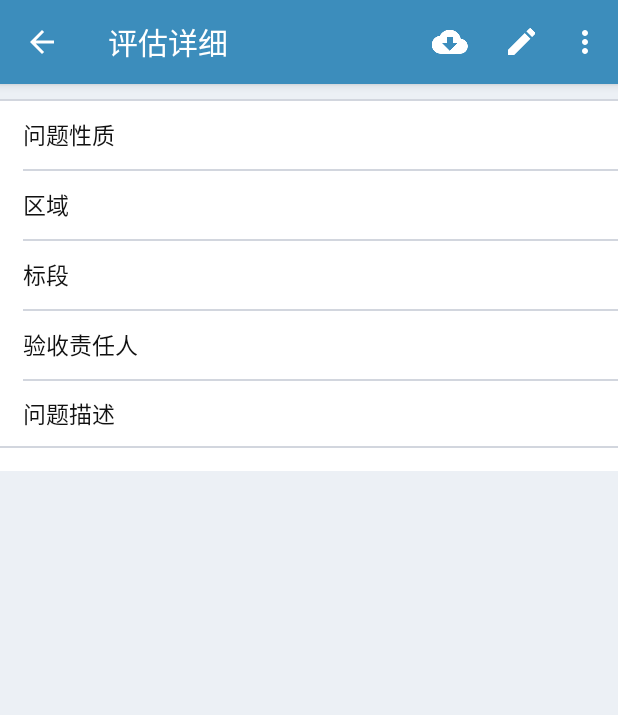
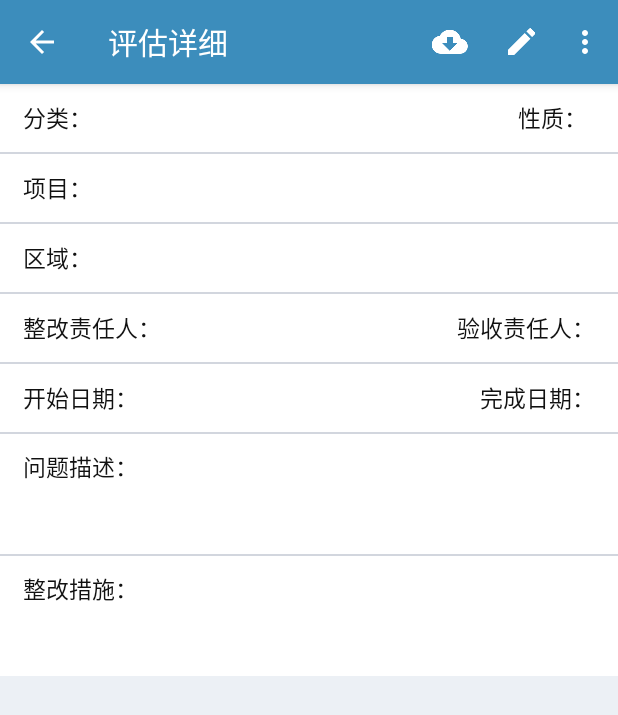
Before and after one commit to ReymondWang/redstart-android, an Android app: the EstimateItemDetailActivity screen opened directly, with no data from a screen before it, on a phone screen of 412 x 824 dp. Shown: the top 715 px of the screen. Run offline under Robolectric (Android 15) with nearby library versions, the phone set to English and light mode, and no system bars; our stand-ins replace ButterKnife, CircleImageView; network calls fail.

Commit message:
第三方评估明细接口调整完成

```diff
--- a/app/src/main/res/layout/activity_estimate_item_detail.xml
+++ b/app/src/main/res/layout/activity_estimate_item_detail.xml
@@ -14,10 +14,54 @@
         <LinearLayout
             android:layout_width="match_parent"
             android:layout_height="wrap_content"
-            android:layout_marginTop="@dimen/common_spacing_big"
             android:layout_marginBottom="@dimen/common_spacing_big"
             android:background="@color/colorWhite"
             android:orientation="vertical">
+
+            <LinearLayout
+                android:layout_width="match_parent"
+                android:layout_height="@dimen/ui_table_row_height"
+                android:gravity="center_vertical"
+                android:paddingLeft="@dimen/common_spacing_xbig"
+                android:paddingRight="@dimen/common_spacing_xbig"
+                android:orientation="horizontal">
+
+                <TextView
+                    android:layout_width="wrap_content"
+                    android:layout_height="wrap_content"
+                    android:textSize="@dimen/common_font_middle"
+                    android:textColor="@color/colorBlack"
+                    android:text="@string/estimate_item_category"/>
+
+                <TextView
+                    android:id="@+id/txtCategory"
+                    android:layout_width="0dip"
+                    android:layout_height="wrap_content"
+                    android:layout_weight="1.0"
+                    android:layout_marginLeft="@dimen/common_spacing_middle"
+                    android:layout_marginStart="@dimen/common_spacing_middle"
+                    android:textSize="@dimen/common_font_middle"
+                    android:textColor="@color/colorPrimary"/>
+
+                <TextView
+                    android:layout_width="0dip"
+                    android:layout_height="wrap_content"
+                    android:layout_weight="1.0"
+                    android:gravity="end"
+                    android:textSize="@dimen/common_font_middle"
+                    android:textColor="@color/colorBlack"
+                    android:text="@string/estimate_item_character"/>
+
+                <TextView
+                    android:id="@+id/txtCharacter"
+                    android:layout_width="wrap_content"
+                    android:layout_height="wrap_content"
+                    android:layout_marginLeft="@dimen/common_spacing_middle"
+                    android:layout_marginStart="@dimen/common_spacing_middle"
+                    android:textSize="@dimen/common_font_middle"
+                    android:textColor="@color/colorDanger"/>
+
+            </LinearLayout>
 
             <LinearLayout
                 android:layout_width="match_parent"
@@ -33,18 +77,17 @@
                 android:orientation="horizontal">
 
                 <TextView
+                    android:layout_width="wrap_content"
+                    android:layout_height="wrap_content"
+                    android:textSize="@dimen/common_font_middle"
+                    android:textColor="@color/colorBlack"
+                    android:text="@string/estimate_item_project"/>
+
+                <TextView
+                    android:id="@+id/txtProject"
                     android:layout_width="0dip"
                     android:layout_height="wrap_content"
                     android:layout_weight="1.0"
-                    android:textSize="@dimen/common_font_middle"
-                    android:textColor="@color/colorBlack"
-                    android:text="@string/estimate_item_category"/>
-
-                <TextView
-                    android:id="@+id/txtCategory"
-                    android:layout_width="0dip"
-                    android:layout_height="wrap_content"
-                    android:layout_weight="2.5"
                     android:textSize="@dimen/common_font_middle"/>
 
             </LinearLayout>
@@ -52,8 +95,6 @@
             <LinearLayout
                 android:layout_width="match_parent"
                 android:layout_height="@dimen/common_spacing_xsmall"
-                android:layout_marginStart="@dimen/common_spacing_xbig"
-                android:layout_marginLeft="@dimen/common_spacing_xbig"
                 android:background="@color/colorGray" />
 
             <LinearLayout
@@ -65,9 +106,8 @@
                 android:orientation="horizontal">
 
                 <TextView
-                    android:layout_width="0dip"
+                    android:layout_width="wrap_content"
                     android:layout_height="wrap_content"
-                    android:layout_weight="1.0"
                     android:textSize="@dimen/common_font_middle"
                     android:textColor="@color/colorBlack"
                     android:text="@string/estimate_item_area"/>
@@ -76,7 +116,7 @@
                     android:id="@+id/txtArea"
                     android:layout_width="0dip"
                     android:layout_height="wrap_content"
-                    android:layout_weight="2.5"
+                    android:layout_weight="1.0"
                     android:textSize="@dimen/common_font_middle"/>
 
             </LinearLayout>
@@ -84,8 +124,6 @@
             <LinearLayout
                 android:layout_width="match_parent"
                 android:layout_height="@dimen/common_spacing_xsmall"
-                android:layout_marginStart="@dimen/common_spacing_xbig"
-                android:layout_marginLeft="@dimen/common_spacing_xbig"
                 android:background="@color/colorGray" />
 
             <LinearLayout
@@ -97,18 +135,32 @@
                 android:orientation="horizontal">
 
                 <TextView
+                    android:layout_width="wrap_content"
+                    android:layout_height="wrap_content"
+                    android:textSize="@dimen/common_font_middle"
+                    android:textColor="@color/colorBlack"
+                    android:text="@string/estimate_item_incharger"/>
+
+                <TextView
+                    android:id="@+id/txtInCharger"
                     android:layout_width="0dip"
                     android:layout_height="wrap_content"
                     android:layout_weight="1.0"
+                    android:textSize="@dimen/common_font_middle"/>
+
+                <TextView
+                    android:layout_width="0dip"
+                    android:layout_height="wrap_content"
+                    android:layout_weight="1.0"
+                    android:gravity="end"
                     android:textSize="@dimen/common_font_middle"
                     android:textColor="@color/colorBlack"
-                    android:text="@string/estimate_item_project"/>
+                    android:text="@string/estimate_item_checker"/>
 
                 <TextView
-                    android:id="@+id/txtProject"
-                    android:layout_width="0dip"
+                    android:id="@+id/txtChecker"
+                    android:layout_width="wrap_content"
                     android:layout_height="wrap_content"
-                    android:layout_weight="2.5"
                     android:textSize="@dimen/common_font_middle"/>
 
             </LinearLayout>
@@ -116,8 +168,6 @@
             <LinearLayout
                 android:layout_width="match_parent"
                 android:layout_height="@dimen/common_spacing_xsmall"
-                android:layout_marginStart="@dimen/common_spacing_xbig"
-                android:layout_marginLeft="@dimen/common_spacing_xbig"
                 android:background="@color/colorGray" />
 
             <LinearLayout
@@ -129,52 +179,32 @@
                 android:orientation="horizontal">
 
                 <TextView
+                    android:layout_width="wrap_content"
+                    android:layout_height="wrap_content"
+                    android:textSize="@dimen/common_font_middle"
+                    android:textColor="@color/colorBlack"
+                    android:text="@string/estimate_item_start_date"/>
+
+                <TextView
+                    android:id="@+id/txtStartDate"
                     android:layout_width="0dip"
                     android:layout_height="wrap_content"
                     android:layout_weight="1.0"
-                    android:textSize="@dimen/common_font_middle"
-                    android:textColor="@color/colorBlack"
-                    android:text="@string/estimate_item_checker"/>
-
-                <TextView
-                    android:id="@+id/txtChecker"
-                    android:layout_width="0dip"
-                    android:layout_height="wrap_content"
-                    android:layout_weight="2.5"
                     android:textSize="@dimen/common_font_middle"/>
-
-            </LinearLayout>
-
-            <LinearLayout
-                android:layout_width="match_parent"
-                android:layout_height="@dimen/common_spacing_xsmall"
-                android:layout_marginStart="@dimen/common_spacing_xbig"
-                android:layout_marginLeft="@dimen/common_spacing_xbig"
-                android:background="@color/colorGray" />
-
-            <LinearLayout
-                android:layout_width="match_parent"
-                android:layout_height="wrap_content"
-                android:gravity="center_vertical"
-                android:paddingLeft="@dimen/common_spacing_xbig"
-                android:paddingRight="@dimen/common_spacing_xbig"
-                android:paddingTop="@dimen/common_spacing_big"
-                android:paddingBottom="@dimen/common_spacing_big"
-                android:orientation="horizontal">
 
                 <TextView
                     android:layout_width="0dip"
                     android:layout_height="wrap_content"
                     android:layout_weight="1.0"
+                    android:gravity="end"
                     android:textSize="@dimen/common_font_middle"
                     android:textColor="@color/colorBlack"
-                    android:text="@string/estimate_item_description"/>
+                    android:text="@string/estimate_item_end_date"/>
 
                 <TextView
-                    android:id="@+id/txtDescription"
-                    android:layout_width="0dip"
+                    android:id="@+id/txtEndDate"
+                    android:layout_width="wrap_content"
                     android:layout_height="wrap_content"
-                    android:layout_weight="2.5"
                     android:textSize="@dimen/common_font_middle"/>
 
             </LinearLayout>
@@ -185,7 +215,74 @@
                 android:background="@color/colorGray" />
 
             <LinearLayout
+                android:layout_width="match_parent"
+                android:layout_height="wrap_content"
+                android:minHeight="@dimen/ui_table_row_height"
+                android:gravity="center_vertical"
+                android:paddingLeft="@dimen/common_spacing_xbig"
+                android:paddingRight="@dimen/common_spacing_xbig"
+                android:paddingTop="@dimen/common_spacing_big"
+                android:paddingBottom="@dimen/common_spacing_big"
+                android:orientation="vertical">
+
+                <TextView
+                    android:layout_width="wrap_content"
+                    android:layout_height="wrap_content"
+                    android:textSize="@dimen/common_font_middle"
+                    android:textColor="@color/colorBlack"
+                    android:text="@string/estimate_item_description"/>
+
+                <TextView
+                    android:id="@+id/txtDescription"
+                    android:layout_width="match_parent"
+                    android:layout_height="wrap_content"
+                    android:textSize="@dimen/common_font_middle"/>
+
+            </LinearLayout>
+
+            <LinearLayout
                 android:id="@+id/lytImage"
+                android:layout_width="match_parent"
+                android:layout_height="wrap_content"
+                android:layout_marginTop="@dimen/common_spacing_middle"
+                android:layout_marginBottom="@dimen/common_spacing_big"
+                android:orientation="vertical">
+
+            </LinearLayout>
+
+            <LinearLayout
+                android:layout_width="match_parent"
+                android:layout_height="@dimen/common_spacing_xsmall"
+                android:background="@color/colorGray" />
+
+            <LinearLayout
+                android:layout_width="match_parent"
+                android:layout_height="wrap_content"
+                android:minHeight="@dimen/ui_table_row_height"
+                android:gravity="center_vertical"
+                android:paddingLeft="@dimen/common_spacing_xbig"
+                android:paddingRight="@dimen/common_spacing_xbig"
+                android:paddingTop="@dimen/common_spacing_big"
+                android:paddingBottom="@dimen/common_spacing_big"
+                android:orientation="vertical">
+
+                <TextView
+                    android:layout_width="wrap_content"
+                    android:layout_height="wrap_content"
+                    android:textSize="@dimen/common_font_middle"
+                    android:textColor="@color/colorBlack"
+                    android:text="@string/estimate_item_submit"/>
+
+                <TextView
+                    android:id="@+id/txtImprovementAction"
+                    android:layout_width="match_parent"
+                    android:layout_height="wrap_content"
+                    android:textSize="@dimen/common_font_middle"/>
+
+            </LinearLayout>
+
+            <LinearLayout
+                android:id="@+id/lytFixedImage"
                 android:layout_width="match_parent"
                 android:layout_height="wrap_content"
                 android:layout_marginTop="@dimen/common_spacing_middle"
--- a/app/src/main/res/layout/item_third_estimate.xml
+++ b/app/src/main/res/layout/item_third_estimate.xml
@@ -10,7 +10,7 @@
     <LinearLayout
         android:layout_width="match_parent"
         android:layout_height="wrap_content"
-        android:padding="@dimen/common_spacing_xbig"
+        android:padding="@dimen/common_spacing_big"
         android:orientation="vertical">
 
         <LinearLayout
@@ -68,7 +68,7 @@
         <LinearLayout
             android:layout_width="match_parent"
             android:layout_height="30dip"
-            android:layout_marginTop="@dimen/common_spacing_middle"
+            android:layout_marginTop="@dimen/common_spacing_big"
             android:layout_gravity="bottom"
             android:orientation="horizontal">
 
--- a/app/src/main/res/values/strings.xml
+++ b/app/src/main/res/values/strings.xml
@@ -120,12 +120,16 @@
     <!-- 第三方评估详细信息 -->
     <string name="estimate_item_category_important">重要</string>
     <string name="estimate_item_category_general">一般</string>
-    <string name="estimate_item_category">问题性质</string>
-    <string name="estimate_item_area">区域</string>
-    <string name="estimate_item_project">标段</string>
-    <string name="estimate_item_checker">验收责任人</string>
-    <string name="estimate_item_description">问题描述</string>
-    <string name="estimate_item_submit">整改措施</string>
+    <string name="estimate_item_category">分类：</string>
+    <string name="estimate_item_character">性质：</string>
+    <string name="estimate_item_area">区域：</string>
+    <string name="estimate_item_project">项目：</string>
+    <string name="estimate_item_incharger">整改责任人：</string>
+    <string name="estimate_item_checker">验收责任人：</string>
+    <string name="estimate_item_start_date">开始日期：</string>
+    <string name="estimate_item_end_date">完成日期：</string>
+    <string name="estimate_item_description">问题描述：</string>
+    <string name="estimate_item_submit">整改措施：</string>
     <string name="estimate_item_submit_hint">请输入整改措施</string>
     <string name="estimate_item_submit_img">整改图片</string>
 
```
Also changed, not shown: app/src/main/java/com/purplelight/redstar/EstimateItemDetailActivity.java (+27 -16 lines), app/src/main/java/com/purplelight/redstar/provider/RedStartProviderMeta.java (+63 -0 lines), app/src/main/java/com/purplelight/redstar/provider/entity/EstimateItem.java (+9 -8 lines).
